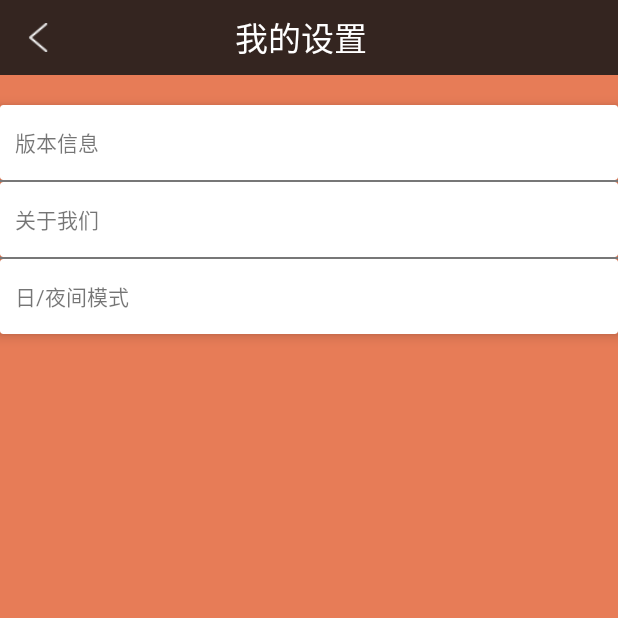
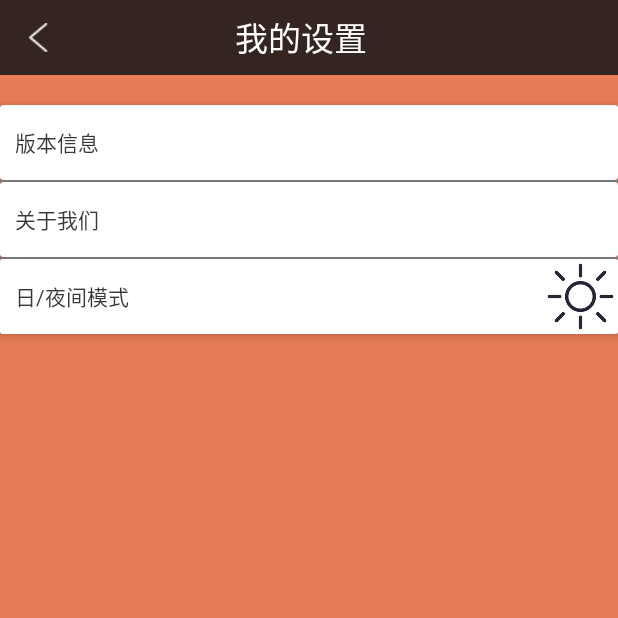
Before and after one commit to zzhbug/BlackMovie, an Android app: the fragment MineFragment placed in its activity, after a tap on "我的设置", on a phone screen of 412 x 824 dp, the top half of it. Run offline under Robolectric (Android 15) with nearby library versions, the phone set to English and light mode, and no system bars; our stand-ins replace ButterKnife, Picasso; libraries missing offline, so code that uses them is left out: com.bigkoo.convenientbanner, com.lhh.ptrrv, com.zhy.http, lib.homhomlib.design; pictures from the network do not load; 20 statements that could not run were skipped.

Commit message:
日夜间模式切换

```diff
--- a/app/src/main/java/com/zzh/blackmovie/activity/MineLoginActivity.java
+++ b/app/src/main/java/com/zzh/blackmovie/activity/MineLoginActivity.java
@@ -6,6 +6,7 @@ import android.content.SharedPreferences;
 import android.os.Bundle;
 import android.support.design.widget.TextInputEditText;
 import android.support.v7.app.AppCompatActivity;
+import android.support.v7.app.AppCompatDelegate;
 import android.util.Log;
 import android.view.View;
 import android.widget.Button;
@@ -72,6 +73,8 @@ public class MineLoginActivity extends AppCompatActivity implements AMapLocation
         ButterKnife.bind(this);
         initView();
 
+        getDelegate().setLocalNightMode(AppCompatDelegate.MODE_NIGHT_NO);
+        recreate();
     }
 
     private void initView() {
@@ -146,7 +149,7 @@ public class MineLoginActivity extends AppCompatActivity implements AMapLocation
             getPosition();
 
             //当用户名不为空时结束当前页面
-            if (screen_name != null  && mCity != null && image_url != null) {
+            if (screen_name != null && image_url != null) {
                 finish();
             }else {    //获取用户信息
                 mShareAPI.getPlatformInfo(MineLoginActivity.this, platform, umAuthListener);
--- a/app/src/main/java/com/zzh/blackmovie/common/AppContext.java
+++ b/app/src/main/java/com/zzh/blackmovie/common/AppContext.java
@@ -6,6 +6,7 @@ import com.squareup.picasso.Picasso;
 import com.umeng.socialize.PlatformConfig;
 import com.zhy.http.okhttp.OkHttpUtils;
 import com.zhy.http.okhttp.https.HttpsUtils;
+import com.zzh.blackmovie.utils.AppConfig;
 import com.zzh.blackmovie.utils.SysState;
 import com.zzh.blackmovie.utils.ToastUtil;
 
@@ -17,6 +18,8 @@ import okhttp3.OkHttpClient;
  * Created by Administrator on 2016/9/19 0019.
  */
 public class AppContext extends Application {
+    public static AppConfig appConfig;
+
     @Override
     public void onCreate() {
         super.onCreate();
@@ -34,6 +37,8 @@ public class AppContext extends Application {
         OkHttpUtils.initClient(okHttpClient);
         Picasso.Builder builder = new Picasso.Builder(this);
         builder.loggingEnabled(true).build();
+
+        appConfig = new AppConfig(this);
     }
 
 
--- a/app/src/main/java/com/zzh/blackmovie/fragment/MineFragment.java
+++ b/app/src/main/java/com/zzh/blackmovie/fragment/MineFragment.java
@@ -25,6 +25,7 @@ import com.zzh.blackmovie.ui.selfview.CircleTransformation;
 import butterknife.BindView;
 import butterknife.ButterKnife;
 import butterknife.OnClick;
+import lib.homhomlib.design.SlidingLayout;
 
 /**
  * Created by Administrator on 2016/9/19 0019.
@@ -58,8 +59,10 @@ public class MineFragment extends BaseFragment {
     ImageView imgTopbarSearch;
     @BindView(R.id.imgTopbarBack)
     ImageView imgTopbarBack;
+    @BindView(R.id.slidingMine)
+    SlidingLayout slidingMine;
     //设标记  根据不同的标记 加载不同  布局
-    private  int tag;
+    private int tag;
 
     @Nullable
     @Override
@@ -76,10 +79,14 @@ public class MineFragment extends BaseFragment {
     public void onActivityCreated(@Nullable Bundle savedInstanceState) {
         super.onActivityCreated(savedInstanceState);
         Log.d(TAG, "onActivityCreated: ");
-        ButterKnife.bind(this, layout);
+
+        initView();
+    }
+
+    private void initView() {
         imgTopbarSearch.setVisibility(View.INVISIBLE);
         imgTopbarBack.setVisibility(View.INVISIBLE);
-
+        slidingMine.setSlidingOffset(0.2f);
     }
 
     @OnClick({R.id.imgUserPhoto, R.id.textLogin, R.id.textSmallTitle, R.id.linearHistory, R.id.learnDownload, R.id.learnFav, R.id.learnFeedback, R.id.learnSet, R.id.learnLogout})
@@ -130,7 +137,7 @@ public class MineFragment extends BaseFragment {
      */
     private void jumpOther() {
         Intent intent = new Intent(getActivity(), MineOtherActivity.class);
-        intent.putExtra(MineOtherActivity.FRAGMENT_TAG,tag);
+        intent.putExtra(MineOtherActivity.FRAGMENT_TAG, tag);
         startActivity(intent);
     }
 
@@ -179,12 +186,12 @@ public class MineFragment extends BaseFragment {
         Log.e(TAG, "onStart: ");
         //共享参数取值
         SharedPreferences userInfo = getActivity().getSharedPreferences("userInfo", Context.MODE_PRIVATE);
-        Log.d(TAG, "onCreateView: " + userInfo.getString(UserInfo.OPENID,null));
+        Log.d(TAG, "onCreateView: " + userInfo.getString(UserInfo.OPENID, null));
         if (userInfo.contains(UserInfo.OPENID)) {
-            String screen_name = userInfo.getString(UserInfo.NAME,null);
+            String screen_name = userInfo.getString(UserInfo.NAME, null);
             String image_url = userInfo.getString(UserInfo.IMAGE_URL, null);
             String city = userInfo.getString(UserInfo.CITY, null);
-            changeInfo(image_url,screen_name,city);
+            changeInfo(image_url, screen_name, city);
             Log.d(TAG, "onStart: ");
         }
     }
@@ -199,10 +206,11 @@ public class MineFragment extends BaseFragment {
      * 当用户登录后修改  头像  和  登录文字
      * 并把  头像 和 登录文字  设为不可点击
      * 把  退出账号  显示
+     *
      * @param imgUrl
      * @param name
      */
-    private void changeInfo(String imgUrl,String name,String city) {
+    private void changeInfo(String imgUrl, String name, String city) {
         Picasso.with(getActivity()).load(imgUrl)
                 .transform(new CircleTransformation())
                 .into(imgUserPhoto);
--- a/app/src/main/java/com/zzh/blackmovie/fragment/SetFragment.java
+++ b/app/src/main/java/com/zzh/blackmovie/fragment/SetFragment.java
@@ -16,6 +16,7 @@ import android.widget.TextView;
 
 import com.zzh.blackmovie.R;
 import com.zzh.blackmovie.base.BaseFragment;
+import com.zzh.blackmovie.common.AppContext;
 import com.zzh.blackmovie.utils.ToastUtil;
 
 import butterknife.BindView;
@@ -39,16 +40,22 @@ public class SetFragment extends BaseFragment {
     LinearLayout learnVersion;
     @BindView(R.id.textOurs)
     TextView textOurs;
-    @BindView(R.id.textModel)
-    TextView textModel;
     @BindView(R.id.textVersion)
     TextView textVersion;
+    @BindView(R.id.linearDayNight)
+    LinearLayout linearDayNight;
+    private boolean isNight;
 
     @Nullable
     @Override
     public View onCreateView(LayoutInflater inflater, @Nullable ViewGroup container, @Nullable Bundle savedInstanceState) {
+
+        if (AppContext.appConfig.getNightModeSwitch()) {
+            getActivity().setTheme(R.style.NightTheme);
+        }else {
+            getActivity().setTheme(R.style.DayTheme);
+        }
         layout = inflater.inflate(R.layout.fragment_set, container, false);
-
         ButterKnife.bind(this, layout);
         return layout;
 
@@ -63,6 +70,7 @@ public class SetFragment extends BaseFragment {
     private void initView() {
         textTopbarTitle.setText("我的设置");
         imgTopbarSearch.setVisibility(View.INVISIBLE);
+        linearDayNight.setClickable(true);
 
         String versionName = getVersion(getActivity());
         textVersion.setText(versionName);
@@ -70,6 +78,7 @@ public class SetFragment extends BaseFragment {
 
     /**
      * 获取版本号
+     *
      * @param context
      * @return
      */
@@ -90,7 +99,7 @@ public class SetFragment extends BaseFragment {
     }
 
 
-    @OnClick({R.id.imgTopbarBack, R.id.learnVersion, R.id.textOurs, R.id.textModel})
+    @OnClick({R.id.imgTopbarBack, R.id.learnVersion, R.id.textOurs, R.id.linearDayNight})
     public void onClick(View view) {
         switch (view.getId()) {
             case R.id.imgTopbarBack:
@@ -101,10 +110,32 @@ public class SetFragment extends BaseFragment {
                 break;
             case R.id.textOurs:
                 ToastUtil.makeText("关于我们");
+//                getActivity().setTheme(R.style.DayTheme);
+//                AppContext.appConfig.setNightModeSwitch(false);
+
+         //       getResources().newTheme().applyStyle(R.style.NightTheme,false);
                 break;
-            case R.id.textModel:
-                ToastUtil.makeText("日/夜间模式");
+            case R.id.linearDayNight:
+            //    ToastUtil.makeText("日夜模式切换");
+                getActivity().setTheme(R.style.NightTheme);
+   //             AppContext.appConfig.setNightModeSwitch(true);
+
+                isNight = !AppContext.appConfig.getNightModeSwitch();
+
+    //           getResources().newTheme().applyStyle(R.style.DayTheme,false);
+                AppContext.appConfig.setNightModeSwitch(isNight);
+                getActivity().recreate();
+
                 break;
         }
     }
+
+
+//    public void changeThemeModel(boolean isNight) {
+//        if (isNight) {
+//            mView.setBackgroundColor(getResources().getColor(R.color.bg_night));
+//        } else {
+//            mView.setBackgroundColor(getResources().getColor(R.color.bg_day));
+//        }
+//    }
 }
--- /dev/null
+++ b/app/src/main/res/drawable/day_night.xml
@@ -0,0 +1,5 @@
+<?xml version="1.0" encoding="utf-8"?>
+<selector xmlns:android="http://schemas.android.com/apk/res/android">
+    <item android:state_checked="false" android:drawable="@mipmap/icon_day"/>
+    <item android:state_checked="true" android:drawable="@mipmap/icon_night"/>
+</selector>
--- a/app/src/main/res/layout/fragment_set.xml
+++ b/app/src/main/res/layout/fragment_set.xml
@@ -1,17 +1,18 @@
 <?xml version="1.0" encoding="utf-8"?>
+
 <LinearLayout xmlns:android="http://schemas.android.com/apk/res/android"
     xmlns:app="http://schemas.android.com/apk/res-auto"
     android:orientation="vertical"
     android:layout_width="match_parent"
     android:layout_height="match_parent"
-    android:background="@color/colorBg">
+    android:background="?attr/referenceValue">
     <include layout="@layout/topbar_all_pager"/>
 
     <android.support.v7.widget.CardView
         android:layout_width="match_parent"
         android:layout_height="50dp"
         android:layout_marginTop="20dp"
-        android:background="@color/colorWhite"
+        android:background="?attr/itemReferenceValue"
         app:cardElevation="5dp">
     <LinearLayout
         android:id="@+id/learnVersion"
@@ -24,14 +25,16 @@
             android:layout_height="match_parent"
             android:gravity="center_vertical"
             android:text="版本信息"
-            android:layout_marginLeft="10dp"/>
+            android:layout_marginLeft="10dp"
+            android:textColor="?attr/colorValue"/>
         <TextView
             android:id="@+id/textVersion"
             android:layout_width="wrap_content"
             android:layout_height="match_parent"
             android:gravity="center_vertical"
             android:text="4.1.0"
-            android:layout_alignParentRight="true"/>
+            android:layout_alignParentRight="true"
+            android:textColor="?attr/colorValue"/>
     </LinearLayout>
 
     </android.support.v7.widget.CardView>
@@ -41,7 +44,7 @@
     <android.support.v7.widget.CardView
         android:layout_width="match_parent"
         android:layout_height="50dp"
-        android:background="@color/colorWhite"
+        android:background="?attr/itemReferenceValue"
         app:cardElevation="5dp">
 
     <TextView
@@ -51,7 +54,8 @@
         android:gravity="center_vertical"
         android:text="关于我们"
         android:clickable="true"
-        android:layout_marginLeft="10dp"/>
+        android:layout_marginLeft="10dp"
+        android:textColor="?attr/colorValue"/>
     </android.support.v7.widget.CardView>
 
     <include layout="@layout/custom_view_long"/>
@@ -61,15 +65,29 @@
         android:layout_height="50dp"
         android:background="@color/colorWhite"
         app:cardElevation="5dp">
-
-        <TextView
-            android:id="@+id/textModel"
+        <LinearLayout
+            android:id="@+id/linearDayNight"
             android:layout_width="match_parent"
             android:layout_height="match_parent"
-            android:gravity="center_vertical"
-            android:text="日/夜间模式"
-            android:clickable="true"
-            android:layout_marginLeft="10dp"/>
+            android:orientation="horizontal"
+            android:background="@color/colorWhite">
+            <TextView
+                android:layout_width="0dp"
+                android:layout_weight="1"
+                android:layout_height="match_parent"
+                android:gravity="center_vertical"
+                android:text="日/夜间模式"
+                android:clickable="true"
+                android:layout_marginLeft="10dp"
+                android:textColor="?attr/colorValue"/>
+            <ImageView
+                android:layout_width="50dp"
+                android:layout_height="match_parent"
+                android:background="?attr/imageValue"
+                android:clickable="false"/>
+
+        </LinearLayout>
+
     </android.support.v7.widget.CardView>
 
 </LinearLayout>
--- a/app/src/main/res/values/colors.xml
+++ b/app/src/main/res/values/colors.xml
@@ -11,4 +11,5 @@
     <color name="colour">#DD6572</color>
     <color name="colorGray">#6d6d79</color>
     <color name="colorBg">#a7de3a03</color>
+    <color name="colorBlack">#000</color>
 </resources>
--- a/app/src/main/res/values/styles.xml
+++ b/app/src/main/res/values/styles.xml
@@ -1,7 +1,7 @@
 <resources>
 
     <!-- Base application theme. -->
-    <style name="AppTheme" parent="Theme.AppCompat.Light.NoActionBar">
+    <style name="AppTheme" parent="Theme.AppCompat.DayNight.NoActionBar">
         <!-- Customize your theme here. -->
         <item name="colorPrimary">@color/colorPrimary</item>
         <item name="colorPrimaryDark">@color/colorPrimaryDark</item>
@@ -18,4 +18,30 @@
         <item name="android:paddingTop">10dp</item>
     </style>
 
+    <style name="DayTheme" >
+        <item name="colorValue">@color/colorTopbarBg</item>
+        <item name="floatValue">0.35</item>
+        <item name="integerValue">33</item>
+        <item name="booleanValue">false</item>
+        <item name="dimensionValue">16dp</item>
+        <item name="itemReferenceValue">@color/colorWhite</item>
+        <!-- 如果string类型不是填的引用而是直接放一个字符串,在布局文件中使用正常,但代码里获取的就有问题 -->
+        <!--<item name="stringValue">@string/action_settings</item>-->
+        <item name="referenceValue">@color/colorBg</item>
+        <item name="imageValue">@mipmap/icon_day</item>
+        <item name="curVisibility">show</item>
+    </style>
+
+    <style name="NightTheme" >
+    <item name="colorValue">@color/colorWhiteAlpha</item>
+    <item name="floatValue">1.44</item>
+    <item name="integerValue">55</item>
+    <item name="booleanValue">true</item>
+    <item name="dimensionValue">18sp</item>
+    <item name="itemReferenceValue">@color/colorBlack</item>
+    <!--<item name="stringValue">@string/night_action_settings</item>-->
+    <item name="referenceValue">@color/colorTopbarBg</item>
+    <item name="imageValue">@mipmap/icon_night</item>
+    <item name="curVisibility">inshow</item>
+    </style>
 </resources>
```
Also changed, not shown: app/src/main/java/com/zzh/blackmovie/utils/AppConfig.java (added, +44 -0 lines), app/src/main/java/com/zzh/blackmovie/utils/SystemUtil.java (added, +225 -0 lines), app/src/main/java/com/zzh/blackmovie/utils/ViewUtil.java (added, +87 -0 lines), app/src/main/res/layout/fragment_mine.xml (+14 -4 lines), app/src/main/res/layout/mine_bg.xml (added, +14 -0 lines), app/src/main/res/values/attrs.xml (added, +29 -0 lines), app/src/main/res/mipmap-hdpi/icon_day.png (added), app/src/main/res/mipmap-hdpi/icon_night.png (added), 1 other file.
